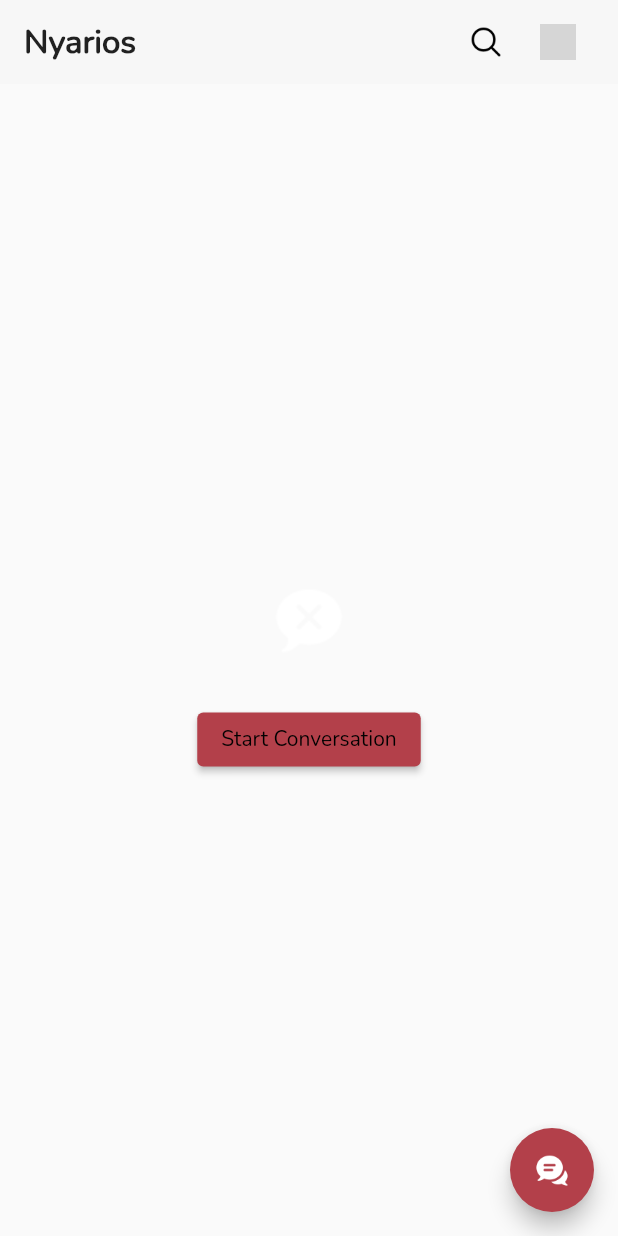
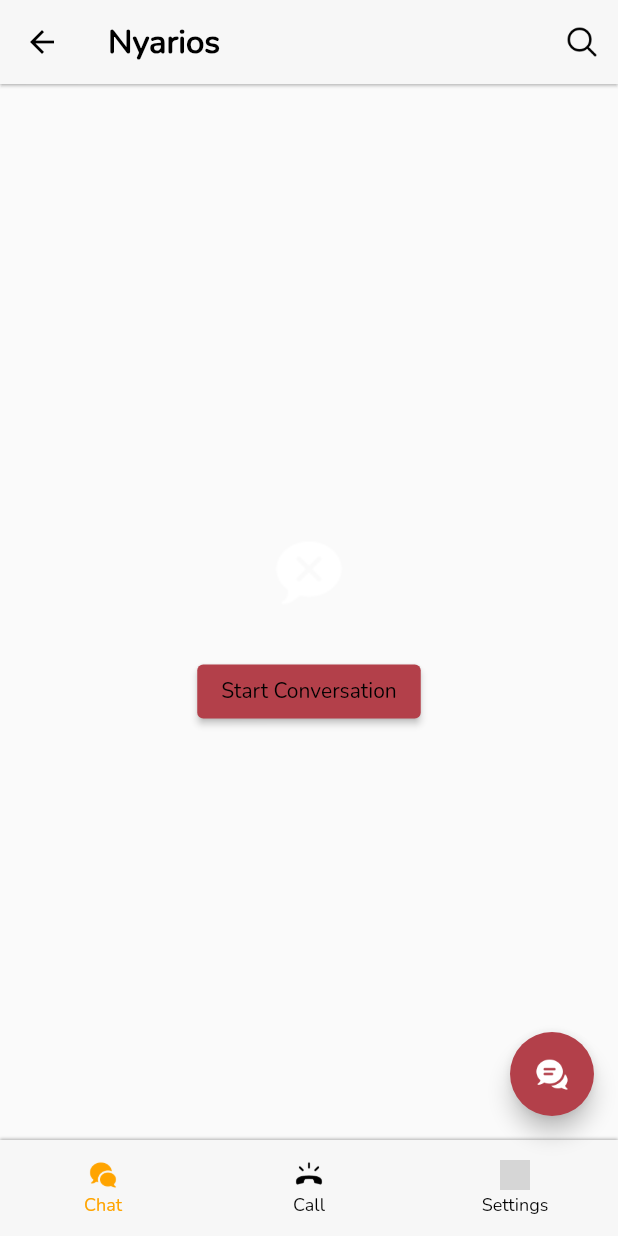
Before and after one commit to zuludin04/nyarios, a Flutter app: the HomeScreen screen opened by its route, on a phone screen of 412 x 824 dp. Run offline on Flutter 3.47's test engine with Material 2 defaults, Android fonts, the phone set to English and light mode, and no system bars; our stand-ins replace cloud_firestore, dio, file_picker, firebase_auth, firebase_core, firebase_storage and 14 more; missing offline and left inert: agora_rtc_engine, barcode_scan2, clipboard; accounts and stored records are empty; network calls fail; grey boxes are pictures that could not be loaded.

Commit message:
change home ui

```diff
--- /dev/null
+++ b/lib/core/widgets/bottom_navigation.dart
@@ -0,0 +1,100 @@
+import 'package:flutter/material.dart';
+
+class BottomNavigation extends StatelessWidget {
+  final int currentIndex;
+  final List<NavMenu> navMenus;
+  final Function(int) onSelectedMenu;
+
+  const BottomNavigation({
+    Key? key,
+    required this.currentIndex,
+    required this.navMenus,
+    required this.onSelectedMenu,
+  }) : super(key: key);
+
+  @override
+  Widget build(BuildContext context) {
+    return Container(
+      width: double.infinity,
+      decoration: BoxDecoration(
+        color: Theme.of(context).colorScheme.background,
+        boxShadow: [
+          BoxShadow(
+            offset: const Offset(0, -1),
+            blurRadius: 1,
+            color: Colors.black26.withOpacity(0.3),
+          ),
+        ],
+      ),
+      child: Row(
+        mainAxisAlignment: MainAxisAlignment.spaceAround,
+        children: navMenus
+            .map((e) => InkWell(
+                  onTap: () => onSelectedMenu(navMenus.indexOf(e)),
+                  child: SizedBox.fromSize(
+                    size: Size(
+                        MediaQuery.of(context).size.width / navMenus.length,
+                        64),
+                    child: _BottomNavItem(
+                      menu: e,
+                      selected: currentIndex == navMenus.indexOf(e),
+                      index: navMenus.indexOf(e),
+                    ),
+                  ),
+                ))
+            .toList(),
+      ),
+    );
+  }
+}
+
+class _BottomNavItem extends StatelessWidget {
+  final NavMenu menu;
+  final bool selected;
+  final int index;
+
+  const _BottomNavItem({
+    required this.menu,
+    required this.index,
+    this.selected = false,
+  });
+
+  @override
+  Widget build(BuildContext context) {
+    return _normalMenu(context);
+  }
+
+  Widget _normalMenu(BuildContext context) {
+    return Column(
+      mainAxisAlignment: MainAxisAlignment.center,
+      children: [
+        Image.asset(
+          'assets/icons/${menu.icon}.png',
+          width: 20,
+          height: 20,
+          color: selected
+              ? const Color(0xffffa400)
+              : Theme.of(context).iconTheme.color,
+        ),
+        const SizedBox(height: 2),
+        Text(
+          menu.label,
+          style: TextStyle(
+            fontSize: 12,
+            fontWeight: FontWeight.w500,
+            color: selected
+                ? const Color(0xffffa400)
+                : Theme.of(context).iconTheme.color,
+          ),
+        ),
+      ],
+    );
+  }
+}
+
+class NavMenu {
+  final String label;
+  final String icon;
+
+  NavMenu({required this.label, required this.icon});
+}
--- a/lib/routes/app_pages.dart
+++ b/lib/routes/app_pages.dart
@@ -8,6 +8,7 @@ import 'package:nyarios/ui/group/bindings/group_member_pick_binding.dart';
 import 'package:nyarios/ui/group/group_create_screen.dart';
 import 'package:nyarios/ui/group/group_edit_screen.dart';
 import 'package:nyarios/ui/group/group_member_pick_screen.dart';
+import 'package:nyarios/ui/home/home_binding.dart';
 import 'package:nyarios/ui/qrcode/qr_code_profile_screen.dart';
 
 import '../ui/auth/signin_screen.dart';
@@ -45,6 +46,7 @@ class AppPages {
     GetPage(
       name: AppRoutes.home,
       page: () => const HomeScreen(),
+      binding: HomeBinding(),
     ),
     GetPage(
       name: AppRoutes.chatting,
--- /dev/null
+++ b/lib/ui/home/home_binding.dart
@@ -0,0 +1,9 @@
+import 'package:get/get.dart';
+import 'package:nyarios/ui/home/home_controller.dart';
+
+class HomeBinding extends Bindings {
+  @override
+  void dependencies() {
+    Get.lazyPut(() => HomeController());
+  }
+}
--- /dev/null
+++ b/lib/ui/home/home_controller.dart
@@ -0,0 +1,10 @@
+import 'package:get/get.dart';
+
+class HomeController extends GetxController {
+  var selectedIndex = 0;
+
+  void changeNavIndex(int index) {
+    selectedIndex = index;
+    update();
+  }
+}
--- a/lib/ui/home/home_screen.dart
+++ b/lib/ui/home/home_screen.dart
@@ -1,81 +1,64 @@
 import 'package:flutter/material.dart';
 import 'package:get/get.dart';
+import 'package:nyarios/core/widgets/bottom_navigation.dart';
 import 'package:nyarios/core/widgets/image_asset.dart';
-import 'package:nyarios/data/model/chat.dart';
-import 'package:nyarios/data/repositories/chat_repository.dart';
+import 'package:nyarios/ui/home/home_controller.dart';
+import 'package:nyarios/ui/home/nav/call_history_navigation.dart';
+import 'package:nyarios/ui/home/nav/recent_chat_navigation.dart';
+import 'package:nyarios/ui/home/nav/settings_navigation.dart';
 
-import '../../core/widgets/custom_indicator.dart';
 import '../../routes/app_pages.dart';
-import 'widgets/custom_sticky_bar.dart';
-import 'widgets/last_message_item.dart';
 
 class HomeScreen extends StatelessWidget {
   const HomeScreen({super.key});
 
   @override
   Widget build(BuildContext context) {
-    var repository = ChatRepository();
-
+    return GetBuilder<HomeController>(
+      builder: (controller) {
         return Scaffold(
+          appBar: AppBar(
+            backgroundColor: Theme.of(context).colorScheme.background,
+            title: const Text(
+              'Nyarios',
+              style: TextStyle(fontSize: 22, fontWeight: FontWeight.w600),
+            ),
+            actions: [
+              IconButton(
+                onPressed: () => Get.toNamed(
+                  AppRoutes.search,
+                  arguments: {'type': 'lastMessage', 'roomId': '', 'user': ''},
+                ),
+                icon: ImageAsset(
+                  assets: 'assets/icons/ic_search.png',
+                  color: Get.theme.iconTheme.color!,
+                ),
+              )
+            ],
+          ),
           floatingActionButton: FloatingActionButton(
             onPressed: () => Get.toNamed(AppRoutes.contactFriend),
             child: const ImageAsset(assets: 'assets/icons/ic_new_message.png'),
           ),
-      body: SafeArea(
-        child: CustomScrollView(
-          physics: const BouncingScrollPhysics(),
-          slivers: [
-            SliverPersistentHeader(delegate: CustomStickyBar(), pinned: true),
-            const SliverToBoxAdapter(child: SizedBox(height: 10)),
-            StreamBuilder(
-              stream: repository.loadRecentChat(),
-              builder: (context, snapshot) {
-                if (snapshot.hasError) {
-                  return SliverFillRemaining(
-                    child: Center(child: Text('something_went_wrong'.tr)),
-                  );
-                }
-
-                if (snapshot.connectionState == ConnectionState.waiting) {
-                  return const SliverFillRemaining(
-                    child: Center(child: CustomIndicator()),
-                  );
-                }
-
-                if (snapshot.data!.size == 0) {
-                  return SliverFillRemaining(
-                    child: Column(
-                      mainAxisAlignment: MainAxisAlignment.center,
-                      children: [
-                        const ImageAsset(
-                          assets: 'assets/icons/ic_empty_chat.png',
-                          size: 80,
+          bottomNavigationBar: BottomNavigation(
+            currentIndex: controller.selectedIndex,
+            navMenus: [
+              NavMenu(label: 'Chat', icon: 'ic_chat'),
+              NavMenu(label: 'Call', icon: 'ic_call_history'),
+              NavMenu(label: 'Settings', icon: 'ic_settings'),
+            ],
+            onSelectedMenu: controller.changeNavIndex,
           ),
-                        const SizedBox(height: 16),
-                        ElevatedButton(
-                          onPressed: () => Get.toNamed(AppRoutes.contactFriend),
-                          child: Text('start_conversation'.tr),
-                        ),
+          body: IndexedStack(
+            index: controller.selectedIndex,
+            children: const [
+              RecentChatNavigation(),
+              CallHistoryNavigation(),
+              SettingsNavigation(),
             ],
           ),
         );
-                }
-
-                return SliverList(
-                  delegate: SliverChildBuilderDelegate(
-                    (context, index) {
-                      var data = snapshot.data!.docs[index];
-                      var chat = Chat.fromMap(data.data());
-                      return LastMessageItem(lastMessage: chat);
       },
-                    childCount: snapshot.data!.size,
-                  ),
-                );
-              },
-            ),
-          ],
-        ),
-      ),
     );
   }
 }
--- /dev/null
+++ b/lib/ui/home/nav/recent_chat_navigation.dart
@@ -0,0 +1,72 @@
+import 'package:flutter/material.dart';
+import 'package:get/get.dart';
+import 'package:nyarios/core/widgets/custom_indicator.dart';
+import 'package:nyarios/core/widgets/image_asset.dart';
+import 'package:nyarios/data/model/chat.dart';
+import 'package:nyarios/data/repositories/chat_repository.dart';
+import 'package:nyarios/routes/app_pages.dart';
+import 'package:nyarios/ui/home/widgets/last_message_item.dart';
+
+class RecentChatNavigation extends StatelessWidget {
+  const RecentChatNavigation({super.key});
+
+  @override
+  Widget build(BuildContext context) {
+    var repository = ChatRepository();
+
+    return SafeArea(
+      child: CustomScrollView(
+        physics: const BouncingScrollPhysics(),
+        slivers: [
+          const SliverToBoxAdapter(child: SizedBox(height: 10)),
+          StreamBuilder(
+            stream: repository.loadRecentChat(),
+            builder: (context, snapshot) {
+              if (snapshot.hasError) {
+                return SliverFillRemaining(
+                  child: Center(child: Text('something_went_wrong'.tr)),
+                );
+              }
+
+              if (snapshot.connectionState == ConnectionState.waiting) {
+                return const SliverFillRemaining(
+                  child: Center(child: CustomIndicator()),
+                );
+              }
+
+              if (snapshot.data!.size == 0) {
+                return SliverFillRemaining(
+                  child: Column(
+                    mainAxisAlignment: MainAxisAlignment.center,
+                    children: [
+                      const ImageAsset(
+                        assets: 'assets/icons/ic_empty_chat.png',
+                        size: 80,
+                      ),
+                      const SizedBox(height: 16),
+                      ElevatedButton(
+                        onPressed: () => Get.toNamed(AppRoutes.contactFriend),
+                        child: Text('start_conversation'.tr),
+                      ),
+                    ],
+                  ),
+                );
+              }
+
+              return SliverList(
+                delegate: SliverChildBuilderDelegate(
+                  (context, index) {
+                    var data = snapshot.data!.docs[index];
+                    var chat = Chat.fromMap(data.data());
+                    return LastMessageItem(lastMessage: chat);
+                  },
+                  childCount: snapshot.data!.size,
+                ),
+              );
+            },
+          ),
+        ],
+      ),
+    );
+  }
+}
```
Also changed, not shown: lib/ui/home/nav/call_history_navigation.dart (added, +10 -0 lines), lib/ui/home/nav/settings_navigation.dart (added, +186 -0 lines). Lines whose indentation alone changed are shown as unchanged.
